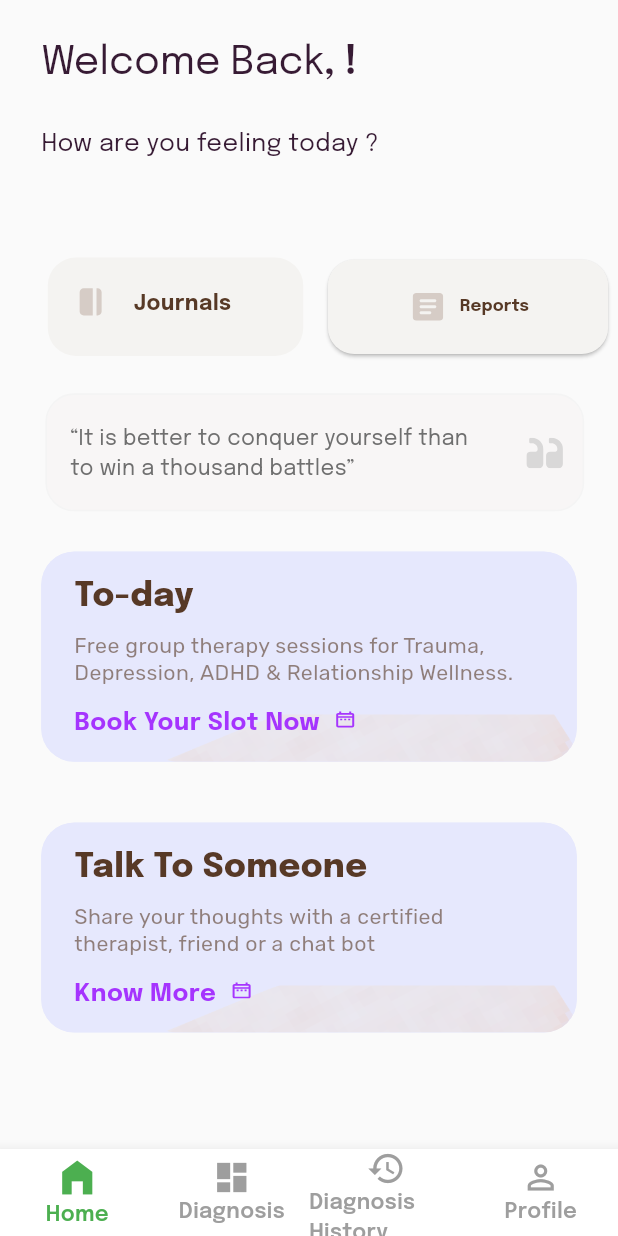
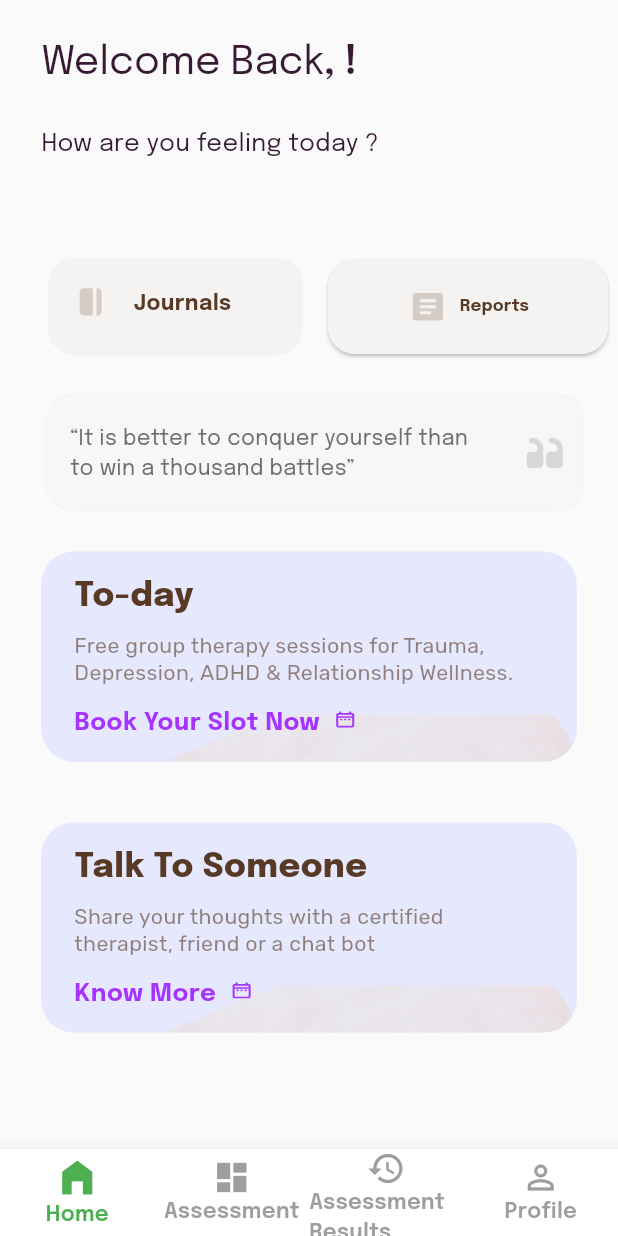
Before and after one commit to Clavius4/Mental-Health-App, a Flutter app: the BottomNavScreen screen opened by its route, on a phone screen of 412 x 824 dp. Run offline on Flutter 3.47's test engine with Material 3 defaults, Android fonts, the phone set to English and light mode, and no system bars; drawn by our look-alikes of stylish_bottom_bar; our stand-ins replace cached_network_image, connectivity_plus, firebase_auth, firebase_core, firebase_database, flutter_svg and 2 more; missing offline and left inert: easy_url_launcher, tflite_flutter; accounts and stored records are empty.

Commit message:
All new changes

```diff
--- a/lib/presentation/bottom_nav_bar/bottom_nav_bar.dart
+++ b/lib/presentation/bottom_nav_bar/bottom_nav_bar.dart
@@ -58,12 +58,12 @@ class _BottomNavScreenState extends State<BottomNavScreen> {
         ),
         BottomBarItem(
           icon: Icon(Icons.dashboard),
-          title: Text('Diagnosis'),
+          title: Text('Assessment'),
           backgroundColor: Colors.blue,
         ),
         BottomBarItem(
           icon: Icon(Icons.history),
-          title: Text('Diagnosis History'),
+          title: Text('Assessment Results'),
           backgroundColor: Colors.blue,
         ),
         BottomBarItem(
```
